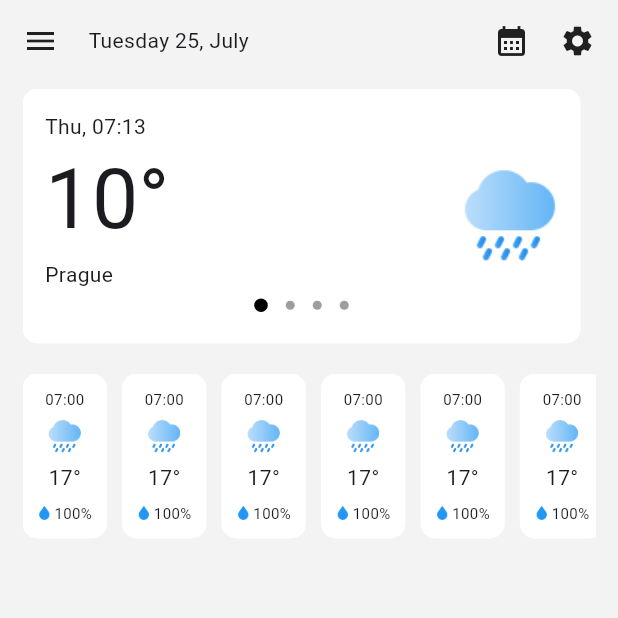
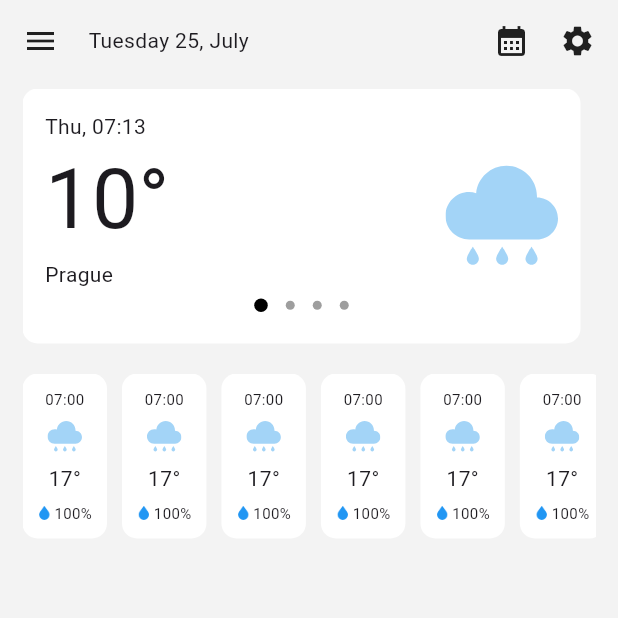
Before and after one commit to mkljucevic/weather_app, a Flutter app: the screen it shows after launch, on a phone screen of 412 x 824 dp, the top half of it. Run offline on Flutter 3.47's test engine with Material 3 defaults, Android fonts, the phone set to English and light mode, and no system bars; drawn by our look-alikes of dots_indicator; our stand-ins replace flutter_svg.

Commit message:
refactor: switch png weather icons to svg icons

```diff
--- a/lib/components/hourly_forecast_card.dart
+++ b/lib/components/hourly_forecast_card.dart
@@ -1,4 +1,5 @@
 import 'package:flutter/material.dart';
+import 'package:flutter_svg/svg.dart';
 
 class HourlyForecastCard extends StatelessWidget {
   const HourlyForecastCard({super.key});
@@ -18,9 +19,10 @@ class HourlyForecastCard extends StatelessWidget {
             '07:00',
             style: TextStyle(fontSize: 10),
           ),
-          Image.asset(
-            'assets/heavy-rain.png',
-            scale: 2.8,
+          SvgPicture.asset(
+            'assets/rain.svg',
+            width: 23,
+            height: 23,
           ),
           const Text('17°'),
           Row(
--- a/lib/components/main_weather_display_card.dart
+++ b/lib/components/main_weather_display_card.dart
@@ -1,5 +1,6 @@
 import 'package:dots_indicator/dots_indicator.dart';
 import 'package:flutter/material.dart';
+import 'package:flutter_svg/svg.dart';
 
 class MainWeatherDisplayCard extends StatelessWidget {
   const MainWeatherDisplayCard({super.key});
@@ -30,7 +31,11 @@ class MainWeatherDisplayCard extends StatelessWidget {
                     Text('Prague'),
                   ],
                 ),
-                Image.asset('assets/heavy-rain.png'),
+                SvgPicture.asset(
+                  'assets/rain.svg',
+                  width: 75,
+                  height: 75,
+                ),
               ],
             ),
             Center(
--- a/pubspec.yaml
+++ b/pubspec.yaml
@@ -15,6 +15,7 @@ dependencies:
 
   cupertino_icons: ^1.0.2
   dots_indicator: ^3.0.0
+  flutter_svg: ^2.0.9
 
 dev_dependencies:
   flutter_test:
```
Also changed, not shown: assets/rain.svg (added), pubspec.lock.
